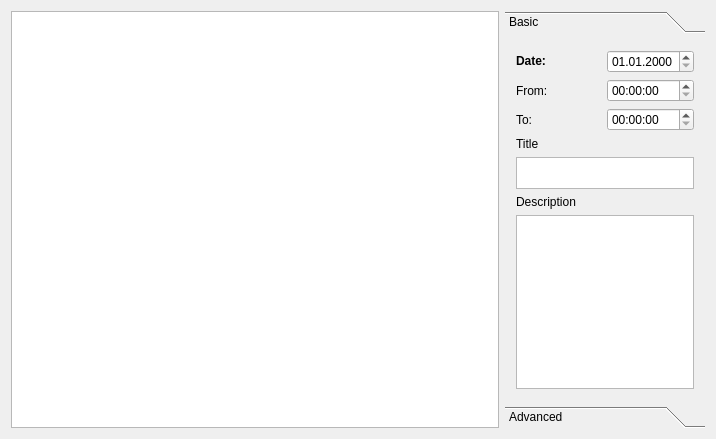
The window that dialog.ui (mdrska80/timesheet) describes before a commit, drawn with Qt 5.
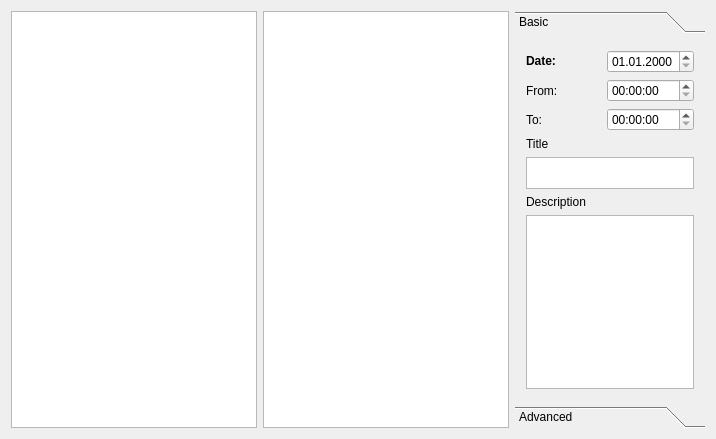
The same window after the commit. The open tabs and pages were chosen to show the change.

Commit message: Adding table as main View, corresponding changes to model.

```diff
--- a/dialog.ui
+++ b/dialog.ui
@@ -23,6 +23,9 @@
        </property>
       </widget>
      </item>
+     <item>
+      <widget class="QTableView" name="tableView"/>
+     </item>
      <item>
       <widget class="QToolBox" name="toolBox">
        <property name="maximumSize">
@@ -39,8 +42,8 @@
          <rect>
           <x>0</x>
           <y>0</y>
-          <width>200</width>
-          <height>361</height>
+          <width>152</width>
+          <height>270</height>
          </rect>
         </property>
         <attribute name="label">
```
Left out of the diff: 2 changed lines with no effect on the pictures. The commit also changes 3 other files.
